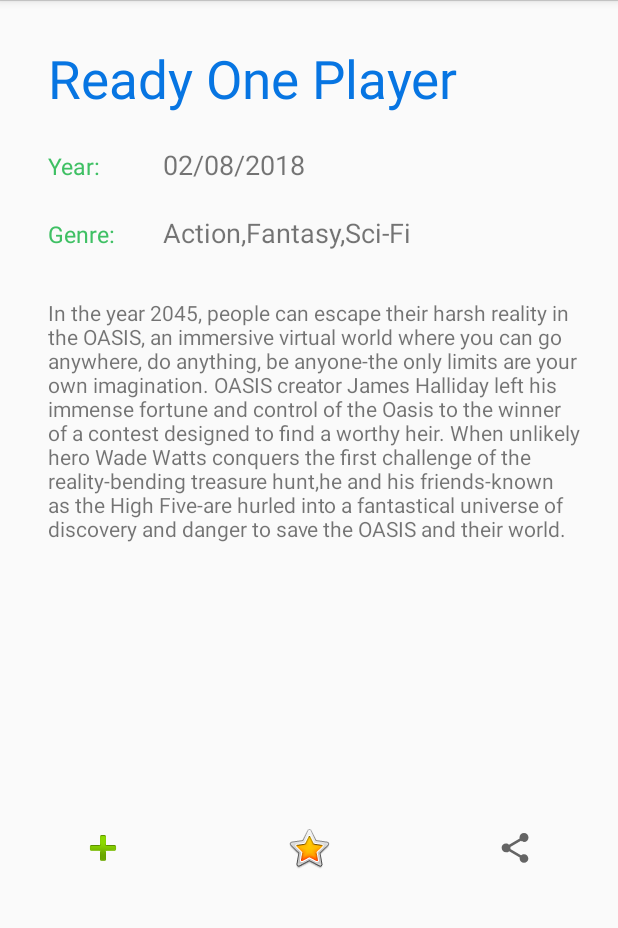
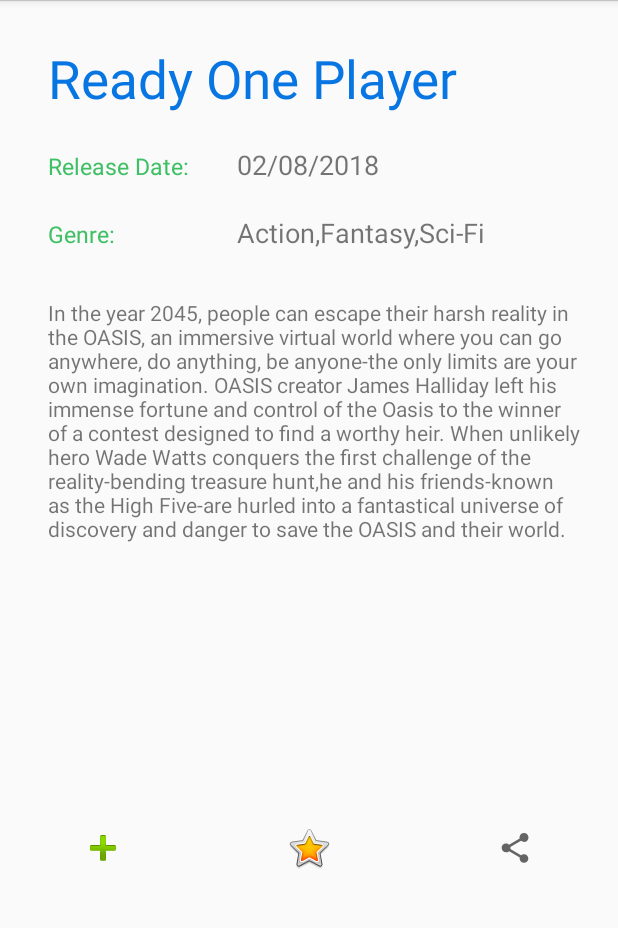
Before and after one commit to javigandia99/Kotlin-Movies-API, an Android app: the MovieDetailActivity screen opened directly, with no data from a screen before it, on a phone screen of 412 x 824 dp, the part 84-1012 px from its top. Run offline under Robolectric (Android 15) with nearby library versions, the phone set to English and light mode, and no system bars; our stand-ins replace Picasso; pictures from the network do not load.

Commit message:
Change design MovieItem and add strings values
And delete some warnings

```diff
--- a/app/src/main/java/com/jgc/primeraapplicacion/Ui/MovieListActivity.kt
+++ b/app/src/main/java/com/jgc/primeraapplicacion/Ui/MovieListActivity.kt
@@ -25,9 +25,9 @@ class MovieListActivity : AppCompatActivity() {
             )),
             (Movie(
                 2,
-                "20",
+                "https://m.media-amazon.com/images/M/MV5BMDdmZGU3NDQtY2E5My00ZTliLWIzOTUtMTY4ZGI1YjdiNjk3XkEyXkFqcGdeQXVyNTA4NzY1MzY@._V1_SY1000_CR0,0,671,1000_AL_.jpg",
                 "Titanic",
-                "1997",
+                "09/01/1997",
                 "Drama, Romance",
                 "84 years later, a 100 year-old woman named Rose DeWitt Bukater tells the story to her granddaughter Lizzy Calvert, " +
                         "Brock Lovett, Lewis Bodine, Bobby Buell and Anatoly Mikailavich on the Keldysh about her life set in April 10th 1912," +
@@ -71,7 +71,7 @@ class MovieListActivity : AppCompatActivity() {
             )),
             (Movie(
                 6,
-                "https://m.media-amazon.com/images/M/MV5BNzQzOTk3OTAtNDQ0Zi00ZTVkLWI0MTEtMDllZjNkYzNjNTc4L2ltYWdlXkEyXkFqcGdeQXVyNjU0OTQ0OTY@._V1_SY1000_CR0,0,665,1000_AL_.jpg",
+                "https://m.media-amazon.com/images/M/MV5BZjJiYTExOTAtNWU0Yi00NzJjLTkwOTgtOTU2NWM1ZjJmYWVhXkEyXkFqcGdeQXVyMTkxNjUyNQ@@._V1_SY1000_SX675_AL_.jpg",
                 "Maléfica: Maestra del mal",
                 "18/10/2019",
                 " Adventure, Family, Fantasy",
--- a/app/src/main/res/layout/activity_movie_detail.xml
+++ b/app/src/main/res/layout/activity_movie_detail.xml
@@ -34,7 +34,7 @@
         android:layout_width="wrap_content"
         android:layout_height="wrap_content"
         android:layout_marginTop="24dp"
-        android:text="@string/year"
+        android:text="@string/releasedate"
         app:layout_constraintStart_toStartOf="@+id/movie_tittle"
         app:layout_constraintTop_toBottomOf="@+id/movie_tittle" />
 
@@ -99,7 +99,8 @@
         app:layout_constraintHorizontal_weight="1"
         app:layout_constraintStart_toStartOf="parent"
         app:layout_constraintTop_toBottomOf="@+id/description_tittle"
-        app:srcCompat="@android:drawable/ic_input_add" />
+        app:srcCompat="@android:drawable/ic_input_add"
+        tools:contentDescription="add button" />
 
     <ImageView
         android:id="@+id/fav_button"
@@ -111,7 +112,8 @@
         app:layout_constraintHorizontal_weight="1"
         app:layout_constraintStart_toEndOf="@+id/add_button"
         app:layout_constraintTop_toTopOf="@+id/add_button"
-        app:srcCompat="@android:drawable/btn_star_big_on" />
+        app:srcCompat="@android:drawable/btn_star_big_on"
+        tools:contentDescription="fav button" />
 
     <ImageView
         android:id="@+id/shareButton"
@@ -123,7 +125,8 @@
         app:layout_constraintHorizontal_weight="1"
         app:layout_constraintStart_toEndOf="@+id/fav_button"
         app:layout_constraintTop_toTopOf="@+id/fav_button"
-        app:srcCompat="?attr/actionModeShareDrawable" />
+        app:srcCompat="?attr/actionModeShareDrawable"
+        tools:contentDescription="share button" />
 
 
 </androidx.constraintlayout.widget.ConstraintLayout>
--- a/app/src/main/res/values/strings.xml
+++ b/app/src/main/res/values/strings.xml
@@ -10,7 +10,7 @@
     <string name="age">Age:</string>
     <string name="description">Description:</string>
     <string name="movieImageView">Movie Image</string>
-    <string name="year">Year:</string>
+    <string name="releasedate">Release Date:</string>
     <string name="genre">Genre:</string>
     <string name="tomovielist_buttom">Go to Movie List</string>
     <string name="tomoviedetail_buttom">Go to Movie Detail</string>
```
Also changed, not shown: app/src/main/res/layout/item_movie.xml (+20 -11 lines), 2 other files.
